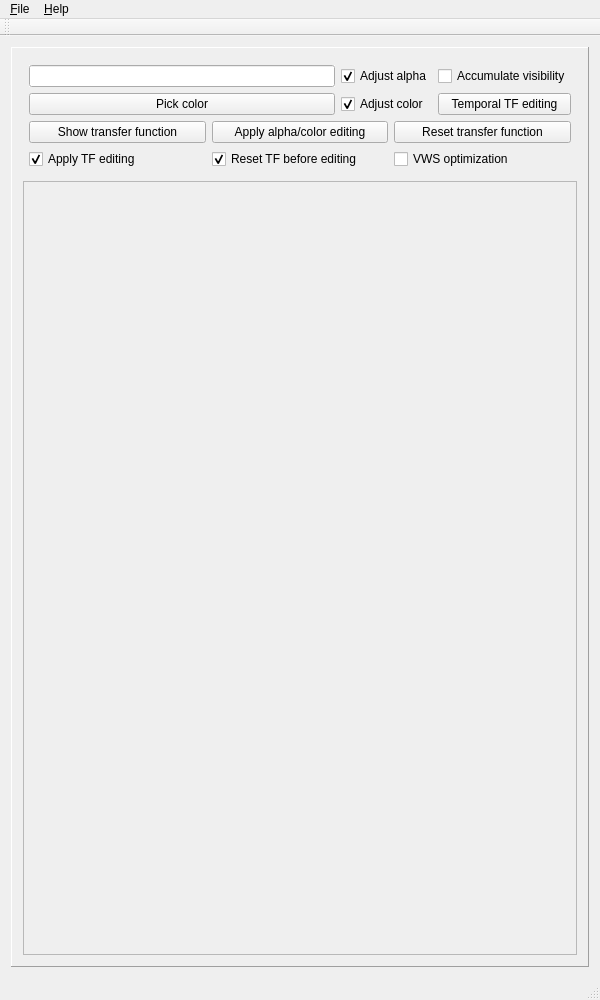
First picture: the form in QtCuda/mainwindow.ui, repository luosz/cuda-visibility, before the edit.
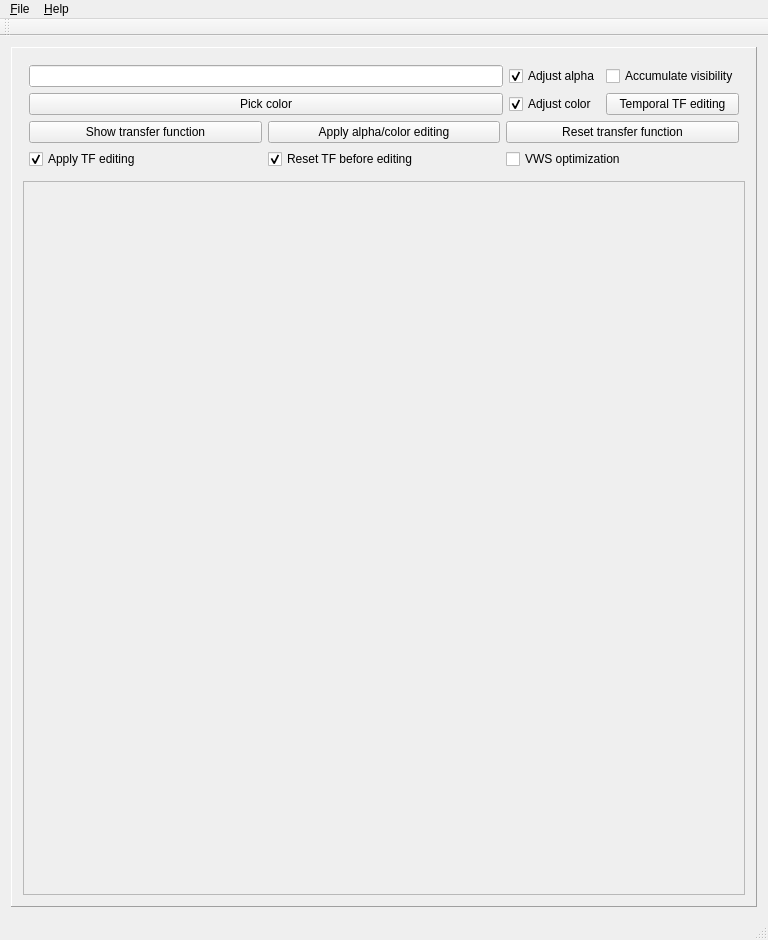
Second picture: the form after the edit.

Commit message: increase layout width and height

Patch:
```diff
--- a/QtCuda/mainwindow.ui
+++ b/QtCuda/mainwindow.ui
@@ -6,8 +6,8 @@
    <rect>
     <x>0</x>
     <y>0</y>
-    <width>600</width>
-    <height>1000</height>
+    <width>768</width>
+    <height>940</height>
    </rect>
   </property>
   <property name="windowTitle">
@@ -222,8 +222,8 @@
     <rect>
      <x>0</x>
      <y>0</y>
-     <width>600</width>
-     <height>17</height>
+     <width>768</width>
+     <height>26</height>
     </rect>
    </property>
    <widget class="QMenu" name="menu_File">
```
The commit also changes 4 other files.
